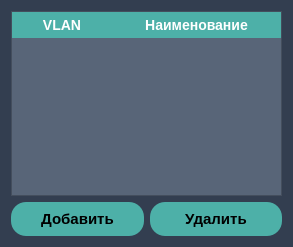
The window that vlanDBForm.ui (Wobolok/projects) describes before a commit, drawn with Qt 5.
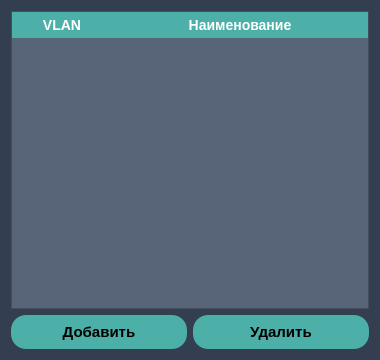
The same window after the commit.

```diff
--- a/vlanDBForm.ui
+++ b/vlanDBForm.ui
@@ -6,8 +6,8 @@
    <rect>
     <x>0</x>
     <y>0</y>
-    <width>293</width>
-    <height>247</height>
+    <width>380</width>
+    <height>360</height>
    </rect>
   </property>
   <property name="sizePolicy">
```
